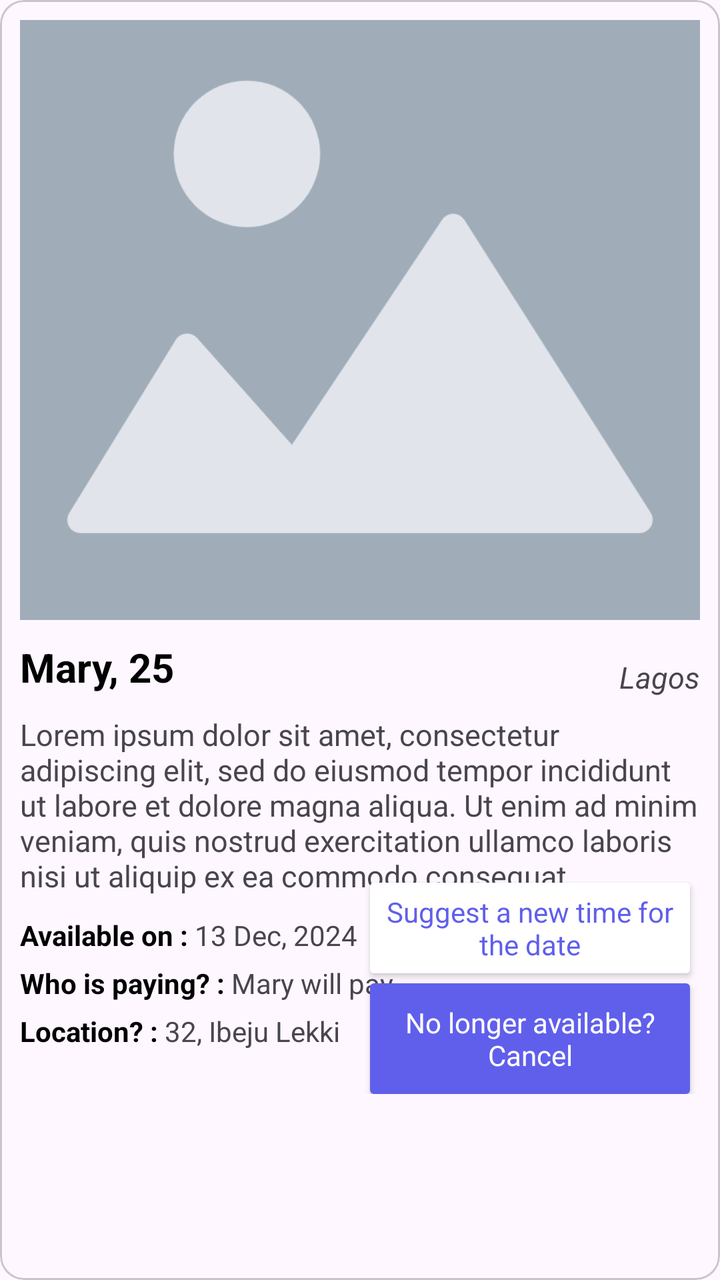
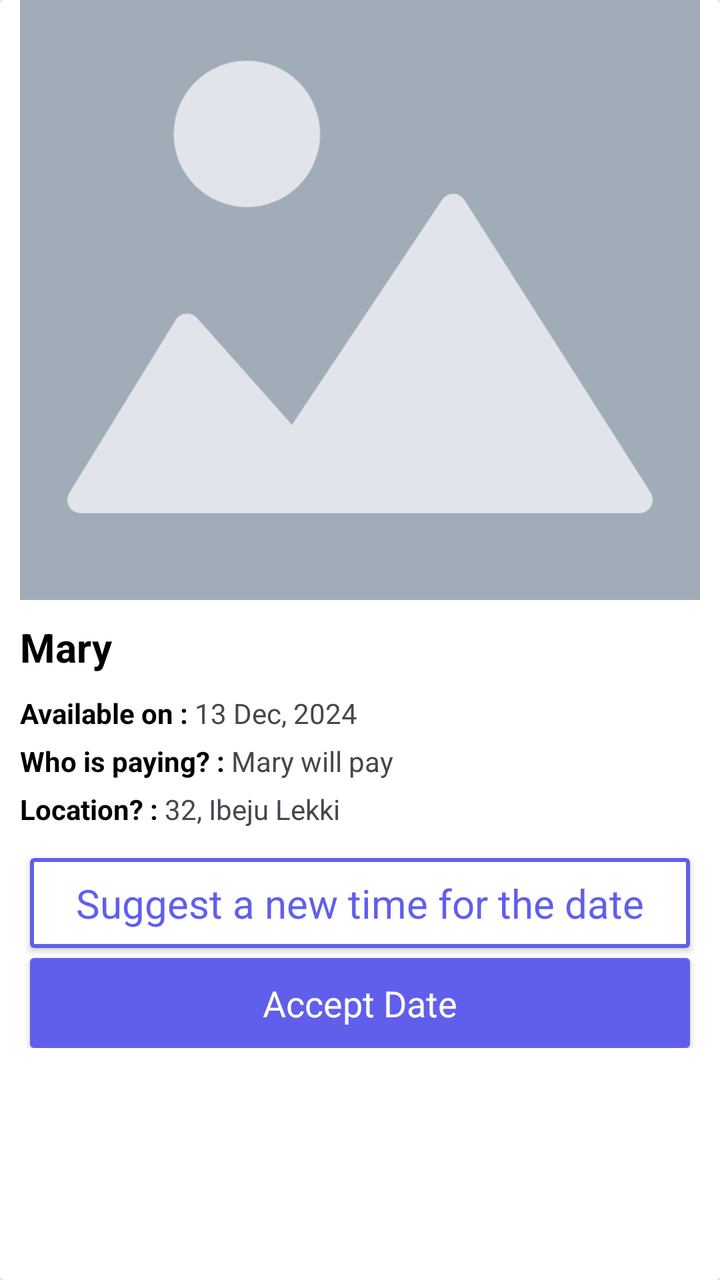

Screens rendered from an Android XML layout before and after an edit, with the pre-edit source and the edit as a unified diff.
<!-- AndroidManifest.xml: application theme Theme.You4me -->
<!-- res/layout/sent_requests_item.xml -->
<?xml version="1.0" encoding="utf-8"?>
<com.google.android.material.card.MaterialCardView xmlns:android="http://schemas.android.com/apk/res/android"
    xmlns:app="http://schemas.android.com/apk/res-auto"
    xmlns:tools="http://schemas.android.com/tools"
    android:layout_width="match_parent"
    android:layout_height="wrap_content">

    <androidx.constraintlayout.widget.ConstraintLayout
        android:id="@+id/main_lyt"
        android:layout_width="match_parent"
        android:layout_height="match_parent"
        android:visibility="visible"
        android:layout_marginStart="@dimen/margin_10dp"
        android:layout_marginEnd="@dimen/margin_10dp"
        app:layout_constraintBottom_toBottomOf="parent"
        app:layout_constraintEnd_toEndOf="parent"
        app:layout_constraintStart_toStartOf="parent"
        app:layout_constraintTop_toTopOf="parent">

        <TextView
            android:id="@+id/find_date_text"
            android:layout_width="wrap_content"
            android:layout_height="wrap_content"
            android:text="Find Date"
            android:layout_marginTop="@dimen/margin_20dp"
            android:textColor="@color/black"
            android:visibility="gone"
            android:textSize="@dimen/text_size_25sp"
            app:layout_constraintEnd_toEndOf="parent"
            app:layout_constraintStart_toStartOf="parent"
            app:layout_constraintTop_toTopOf="parent" />

        <TextView
            android:id="@+id/find_date_sub_text"
            android:layout_width="wrap_content"
            android:layout_height="wrap_content"
            android:visibility="gone"
            android:text="Find people who are available to go on a date"
            app:layout_constraintEnd_toEndOf="parent"
            app:layout_constraintStart_toStartOf="parent"
            app:layout_constraintTop_toBottomOf="@+id/find_date_text" />

        <ImageView
            android:id="@+id/imageView"
            android:layout_width="match_parent"
            android:layout_height="300dp"
            android:scaleType="centerCrop"
            android:layout_marginTop="@dimen/margin_10dp"
            android:src="@drawable/find_date_placeholder"
            app:layout_constraintEnd_toEndOf="parent"
            app:layout_constraintStart_toStartOf="parent"
            app:layout_constraintTop_toBottomOf="@+id/find_date_sub_text" />

        <TextView
            android:id="@+id/user_name"
            android:layout_width="wrap_content"
            android:layout_height="wrap_content"
            android:layout_marginTop="@dimen/margin_10dp"
            android:text="Mary, 25"
            android:textColor="@color/black"
            android:textSize="@dimen/text_size_20sp"
            android:textStyle="bold"
            app:layout_constraintStart_toStartOf="parent"
            app:layout_constraintTop_toBottomOf="@+id/imageView" />

        <TextView
            android:id="@+id/my_location"
            android:layout_width="wrap_content"
            android:layout_height="wrap_content"
            android:layout_marginTop="@dimen/margin_20dp"
            android:text="Lagos"
            android:textSize="@dimen/text_size_15sp"
            android:textStyle="italic"
            app:layout_constraintBottom_toBottomOf="@+id/user_name"
            app:layout_constraintEnd_toEndOf="parent"
            app:layout_constraintTop_toBottomOf="@+id/imageView" />

        <TextView
            android:id="@+id/bio"
            android:layout_width="wrap_content"
            android:layout_height="wrap_content"
            android:layout_marginTop="@dimen/margin_10dp"
            android:gravity="start"
            android:text="Lorem ipsum dolor sit amet, consectetur adipiscing elit, sed do eiusmod tempor incididunt ut labore et dolore magna aliqua. Ut enim ad minim veniam, quis nostrud exercitation ullamco laboris nisi ut aliquip ex ea commodo consequat."
            android:textSize="@dimen/text_size_15sp"
            app:layout_constraintEnd_toEndOf="parent"
            app:layout_constraintStart_toStartOf="parent"
            app:layout_constraintTop_toBottomOf="@+id/user_name" />

        <LinearLayout
            android:id="@+id/available_layout"
            android:layout_width="0dp"
            android:layout_height="wrap_content"
            android:layout_marginTop="@dimen/margin_10dp"
            android:orientation="horizontal"
            android:weightSum="2"
            app:layout_constraintStart_toStartOf="parent"
            app:layout_constraintTop_toBottomOf="@+id/bio">

            <TextView
                android:layout_width="wrap_content"
                android:layout_height="wrap_content"
                android:text="Available on : "
                android:textColor="@color/black"
                android:textStyle="bold" />

            <TextView
                android:id="@+id/date"
                android:layout_width="wrap_content"
                android:layout_height="wrap_content"
                android:text="13 Dec, 2024" />

        </LinearLayout>

        <LinearLayout
            android:id="@+id/payment_lyt"
            android:layout_width="wrap_content"
            android:layout_height="wrap_content"
            android:layout_marginTop="@dimen/margin_5dp"
            android:orientation="horizontal"
            android:weightSum="2"
            app:layout_constraintStart_toStartOf="parent"
            app:layout_constraintTop_toBottomOf="@+id/available_layout">

            <TextView
                android:layout_width="wrap_content"
                android:layout_height="wrap_content"
                android:text="Who is paying? : "
                android:textColor="@color/black"
                android:textStyle="bold" />

            <TextView
                android:id="@+id/payment"
                android:layout_width="wrap_content"
                android:layout_height="wrap_content"
                android:text="Mary will pay" />

        </LinearLayout>
        <LinearLayout
            android:id="@+id/location_layout"
            android:layout_width="wrap_content"
            android:layout_height="wrap_content"
            android:layout_marginTop="@dimen/margin_5dp"
            android:orientation="horizontal"
            android:weightSum="2"
            app:layout_constraintStart_toStartOf="parent"
            app:layout_constraintTop_toBottomOf="@+id/payment_lyt">

            <TextView
                android:layout_width="wrap_content"
                android:layout_height="wrap_content"
                android:text="Location? : "
                android:textColor="@color/black"
                android:textStyle="bold" />

            <TextView
                android:id="@+id/location"
                android:layout_width="wrap_content"
                android:layout_height="wrap_content"
                android:text="32, Ibeju Lekki" />

        </LinearLayout>

        <androidx.constraintlayout.widget.Guideline
            android:id="@+id/guideline"
            android:layout_width="wrap_content"
            android:layout_height="wrap_content"
            android:orientation="vertical"
            app:layout_constraintGuide_percent="0.5" />

        <androidx.constraintlayout.widget.Guideline
            android:id="@+id/guideline2"
            android:layout_width="wrap_content"
            android:layout_height="wrap_content"
            android:orientation="horizontal"
            app:layout_constraintGuide_percent="0.65" />

        <androidx.constraintlayout.widget.ConstraintLayout
            android:id="@+id/main_lyt_btn"
            android:layout_width="0dp"
            android:layout_height="wrap_content"
            android:visibility="visible"
            app:layout_constraintBottom_toBottomOf="@+id/location_layout"
            app:layout_constraintEnd_toEndOf="parent"
            app:layout_constraintStart_toStartOf="@+id/guideline"
            app:layout_constraintTop_toTopOf="@+id/available_layout">

            <androidx.cardview.widget.CardView
                android:id="@+id/suggest_a_new_date_cardview"
                android:layout_width="0dp"
                android:layout_height="wrap_content"
                android:layout_margin="@dimen/margin_5dp"
                app:layout_constraintEnd_toEndOf="parent"
                app:layout_constraintStart_toStartOf="parent"
                app:layout_constraintTop_toTopOf="parent">

                <TextView
                    android:id="@+id/suggest_a_new_date"
                    android:layout_width="match_parent"
                    android:layout_height="wrap_content"
                    android:autoSizeMaxTextSize="20sp"
                    android:autoSizeMinTextSize="12sp"
                    android:padding="@dimen/padding_5dp"
                    android:autoSizeStepGranularity="2sp"
                    android:autoSizeTextType="uniform"
                    android:background="@drawable/btn_not_interested"
                    android:gravity="center"
                    android:paddingVertical="15dp"
                    android:text="Suggest a new time for the date"
                    android:textColor="@color/purple" />

            </androidx.cardview.widget.CardView>


            <androidx.cardview.widget.CardView
                android:layout_width="0dp"
                android:layout_height="wrap_content"
                android:layout_marginTop="@dimen/margin_5dp"
                app:layout_constraintBottom_toBottomOf="parent"
                app:layout_constraintEnd_toEndOf="@+id/suggest_a_new_date_cardview"
                app:layout_constraintStart_toStartOf="@+id/suggest_a_new_date_cardview"
                app:layout_constraintTop_toBottomOf="@+id/suggest_a_new_date_cardview">

                <TextView
                    android:id="@+id/no_longer_available"
                    android:layout_width="match_parent"
                    android:layout_height="wrap_content"
                    android:padding="@dimen/padding_10dp"
                    android:autoSizeMaxTextSize="20sp"
                    android:autoSizeMinTextSize="12sp"
                    android:autoSizeStepGranularity="2sp"
                    android:autoSizeTextType="uniform"
                    android:background="@drawable/btn_go_on_date"
                    android:gravity="center"
                    android:paddingVertical="15dp"
                    android:text="No longer available? Cancel"
                    android:textColor="@color/white" />
            </androidx.cardview.widget.CardView>

        </androidx.constraintlayout.widget.ConstraintLayout>


    </androidx.constraintlayout.widget.ConstraintLayout>

</com.google.android.material.card.MaterialCardView>
<!-- resources referenced by this layout -->
<resources>
  <color name="black">#FF000000</color>
  <color name="purple">#605FEC</color>
  <color name="white">#FFFFFFFF</color>
  <dimen name="margin_10dp">10dp</dimen>
  <dimen name="margin_20dp">20dp</dimen>
  <dimen name="margin_5dp">5dp</dimen>
  <dimen name="padding_10dp">10dp</dimen>
  <dimen name="padding_5dp">5dp</dimen>
  <dimen name="text_size_15sp">15sp</dimen>
  <dimen name="text_size_20sp">20sp</dimen>
  <dimen name="text_size_25sp">25sp</dimen>
  <!-- drawable btn_go_on_date (drawable) -->
  <?xml version="1.0" encoding="UTF-8"?>
  <shape xmlns:android="http://schemas.android.com/apk/res/android"
      android:shape="rectangle">
      <solid android:color="@color/purple"/>
      <corners android:radius="1dp" />
  </shape>
  <!-- drawable btn_not_interested (drawable) -->
  <?xml version="1.0" encoding="UTF-8"?>
  <shape xmlns:android="http://schemas.android.com/apk/res/android"
      android:shape="rectangle">
      <solid android:color="@color/white"/>
      <corners android:radius="1dp" />
  </shape>
  <!-- drawable find_date_placeholder: png bitmap (drawable, 31463 bytes) -->
  <style name="Theme.You4me" parent="Base.Theme.You4me" />
  <style name="Base.Theme.You4me" parent="Theme.Material3.Light.NoActionBar">
          
           <item name="colorPrimary">@color/primary_pink</item>
      </style>
  <color name="primary_pink">#ffff0052</color>
</resources>

<!-- the commit's change to res/layout/sent_requests_item.xml (unified diff, before → after) -->
@@ -1,9 +1,9 @@
 <?xml version="1.0" encoding="utf-8"?>
-<com.google.android.material.card.MaterialCardView xmlns:android="http://schemas.android.com/apk/res/android"
+<androidx.cardview.widget.CardView xmlns:android="http://schemas.android.com/apk/res/android"
     xmlns:app="http://schemas.android.com/apk/res-auto"
     xmlns:tools="http://schemas.android.com/tools"
     android:layout_width="match_parent"
-    android:layout_height="wrap_content">
+    android:layout_height="match_parent">
 
     <androidx.constraintlayout.widget.ConstraintLayout
         android:id="@+id/main_lyt"
@@ -17,69 +17,36 @@
         app:layout_constraintStart_toStartOf="parent"
         app:layout_constraintTop_toTopOf="parent">
 
-        <TextView
-            android:id="@+id/find_date_text"
-            android:layout_width="wrap_content"
-            android:layout_height="wrap_content"
-            android:text="Find Date"
-            android:layout_marginTop="@dimen/margin_20dp"
-            android:textColor="@color/black"
-            android:visibility="gone"
-            android:textSize="@dimen/text_size_25sp"
-            app:layout_constraintEnd_toEndOf="parent"
-            app:layout_constraintStart_toStartOf="parent"
-            app:layout_constraintTop_toTopOf="parent" />
-
-        <TextView
-            android:id="@+id/find_date_sub_text"
-            android:layout_width="wrap_content"
-            android:layout_height="wrap_content"
-            android:visibility="gone"
-            android:text="Find people who are available to go on a date"
-            app:layout_constraintEnd_toEndOf="parent"
-            app:layout_constraintStart_toStartOf="parent"
-            app:layout_constraintTop_toBottomOf="@+id/find_date_text" />
 
         <ImageView
             android:id="@+id/imageView"
             android:layout_width="match_parent"
             android:layout_height="300dp"
             android:scaleType="centerCrop"
-            android:layout_marginTop="@dimen/margin_10dp"
             android:src="@drawable/find_date_placeholder"
             app:layout_constraintEnd_toEndOf="parent"
             app:layout_constraintStart_toStartOf="parent"
-            app:layout_constraintTop_toBottomOf="@+id/find_date_sub_text" />
+            app:layout_constraintTop_toTopOf="parent" />
 
         <TextView
             android:id="@+id/user_name"
             android:layout_width="wrap_content"
             android:layout_height="wrap_content"
             android:layout_marginTop="@dimen/margin_10dp"
-            android:text="Mary, 25"
+            android:text="Mary"
             android:textColor="@color/black"
             android:textSize="@dimen/text_size_20sp"
             android:textStyle="bold"
             app:layout_constraintStart_toStartOf="parent"
             app:layout_constraintTop_toBottomOf="@+id/imageView" />
 
-        <TextView
-            android:id="@+id/my_location"
-            android:layout_width="wrap_content"
-            android:layout_height="wrap_content"
-            android:layout_marginTop="@dimen/margin_20dp"
-            android:text="Lagos"
-            android:textSize="@dimen/text_size_15sp"
-            android:textStyle="italic"
-            app:layout_constraintBottom_toBottomOf="@+id/user_name"
-            app:layout_constraintEnd_toEndOf="parent"
-            app:layout_constraintTop_toBottomOf="@+id/imageView" />
 
         <TextView
             android:id="@+id/bio"
             android:layout_width="wrap_content"
             android:layout_height="wrap_content"
             android:layout_marginTop="@dimen/margin_10dp"
+            android:visibility="gone"
             android:gravity="start"
             android:text="Lorem ipsum dolor sit amet, consectetur adipiscing elit, sed do eiusmod tempor incididunt ut labore et dolore magna aliqua. Ut enim ad minim veniam, quis nostrud exercitation ullamco laboris nisi ut aliquip ex ea commodo consequat."
             android:textSize="@dimen/text_size_15sp"
@@ -105,7 +72,7 @@
                 android:textStyle="bold" />
 
             <TextView
-                android:id="@+id/date"
+                android:id="@+id/available_date"
                 android:layout_width="wrap_content"
                 android:layout_height="wrap_content"
                 android:text="13 Dec, 2024" />
@@ -179,11 +146,11 @@
             android:id="@+id/main_lyt_btn"
             android:layout_width="0dp"
             android:layout_height="wrap_content"
+            android:layout_marginTop="@dimen/margin_10dp"
             android:visibility="visible"
-            app:layout_constraintBottom_toBottomOf="@+id/location_layout"
             app:layout_constraintEnd_toEndOf="parent"
-            app:layout_constraintStart_toStartOf="@+id/guideline"
-            app:layout_constraintTop_toTopOf="@+id/available_layout">
+            app:layout_constraintStart_toStartOf="@+id/location_layout"
+            app:layout_constraintTop_toBottomOf="@+id/location_layout">
 
             <androidx.cardview.widget.CardView
                 android:id="@+id/suggest_a_new_date_cardview"
@@ -197,14 +164,15 @@
                 <TextView
                     android:id="@+id/suggest_a_new_date"
                     android:layout_width="match_parent"
-                    android:layout_height="wrap_content"
+                    android:layout_height="@dimen/margin_45dp"
                     android:autoSizeMaxTextSize="20sp"
                     android:autoSizeMinTextSize="12sp"
-                    android:padding="@dimen/padding_5dp"
                     android:autoSizeStepGranularity="2sp"
                     android:autoSizeTextType="uniform"
-                    android:background="@drawable/btn_not_interested"
+                    android:background="@drawable/btn_not_interested_stroke_color"
                     android:gravity="center"
+                    android:textSize="@dimen/text_size_13sp"
+                    android:padding="@dimen/padding_5dp"
                     android:paddingVertical="15dp"
                     android:text="Suggest a new time for the date"
                     android:textColor="@color/purple" />
@@ -222,18 +190,19 @@
                 app:layout_constraintTop_toBottomOf="@+id/suggest_a_new_date_cardview">
 
                 <TextView
-                    android:id="@+id/no_longer_available"
+                    android:id="@+id/accept_date"
                     android:layout_width="match_parent"
-                    android:layout_height="wrap_content"
-                    android:padding="@dimen/padding_10dp"
+                    android:layout_height="@dimen/margin_45dp"
                     android:autoSizeMaxTextSize="20sp"
                     android:autoSizeMinTextSize="12sp"
                     android:autoSizeStepGranularity="2sp"
                     android:autoSizeTextType="uniform"
+                    android:textSize="@dimen/text_size_13sp"
                     android:background="@drawable/btn_go_on_date"
                     android:gravity="center"
+                    android:padding="@dimen/padding_10dp"
                     android:paddingVertical="15dp"
-                    android:text="No longer available? Cancel"
+                    android:text="Accept Date"
                     android:textColor="@color/white" />
             </androidx.cardview.widget.CardView>
 
@@ -242,4 +211,4 @@
 
     </androidx.constraintlayout.widget.ConstraintLayout>
 
-</com.google.android.material.card.MaterialCardView>
+</androidx.cardview.widget.CardView>
<!-- resource entries referenced after the edit -->
@@ -4,13 +4,13 @@
   <color name="purple">#605FEC</color>
   <color name="white">#FFFFFFFF</color>
   <dimen name="margin_10dp">10dp</dimen>
-  <dimen name="margin_20dp">20dp</dimen>
+  <dimen name="margin_45dp">45dp</dimen>
   <dimen name="margin_5dp">5dp</dimen>
   <dimen name="padding_10dp">10dp</dimen>
   <dimen name="padding_5dp">5dp</dimen>
+  <dimen name="text_size_13sp">13sp</dimen>
   <dimen name="text_size_15sp">15sp</dimen>
   <dimen name="text_size_20sp">20sp</dimen>
-  <dimen name="text_size_25sp">25sp</dimen>
   <!-- drawable btn_go_on_date (drawable) -->
   <?xml version="1.0" encoding="UTF-8"?>
   <shape xmlns:android="http://schemas.android.com/apk/res/android"
@@ -18,12 +18,21 @@
       <solid android:color="@color/purple"/>
       <corners android:radius="1dp" />
   </shape>
-  <!-- drawable btn_not_interested (drawable) -->
+  <!-- drawable btn_not_interested_stroke_color (drawable) -->
   <?xml version="1.0" encoding="UTF-8"?>
   <shape xmlns:android="http://schemas.android.com/apk/res/android"
       android:shape="rectangle">
+  
+      
       <solid android:color="@color/white"/>
+  
+      
       <corners android:radius="1dp" />
+  
+      
+      <stroke
+          android:width="2dp"
+          android:color="@color/purple"/>
   </shape>
   <!-- drawable find_date_placeholder: png bitmap (drawable, 31463 bytes) -->
   <style name="Theme.You4me" parent="Base.Theme.You4me" />
